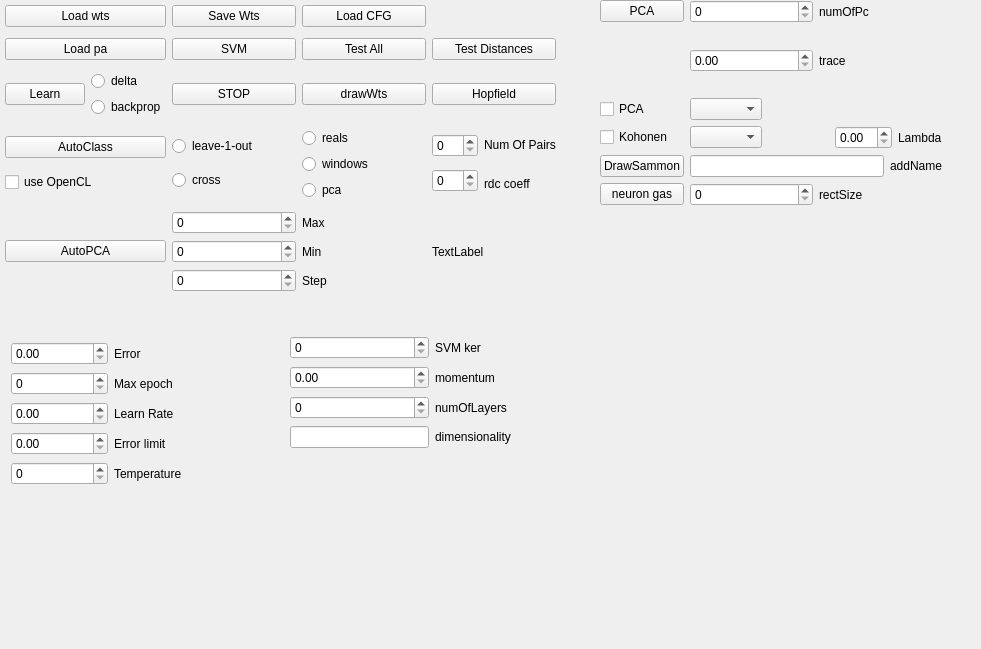
First picture: the form in net.ui, repository ArtfulVampire/SecondGUIrepo, before the edit.
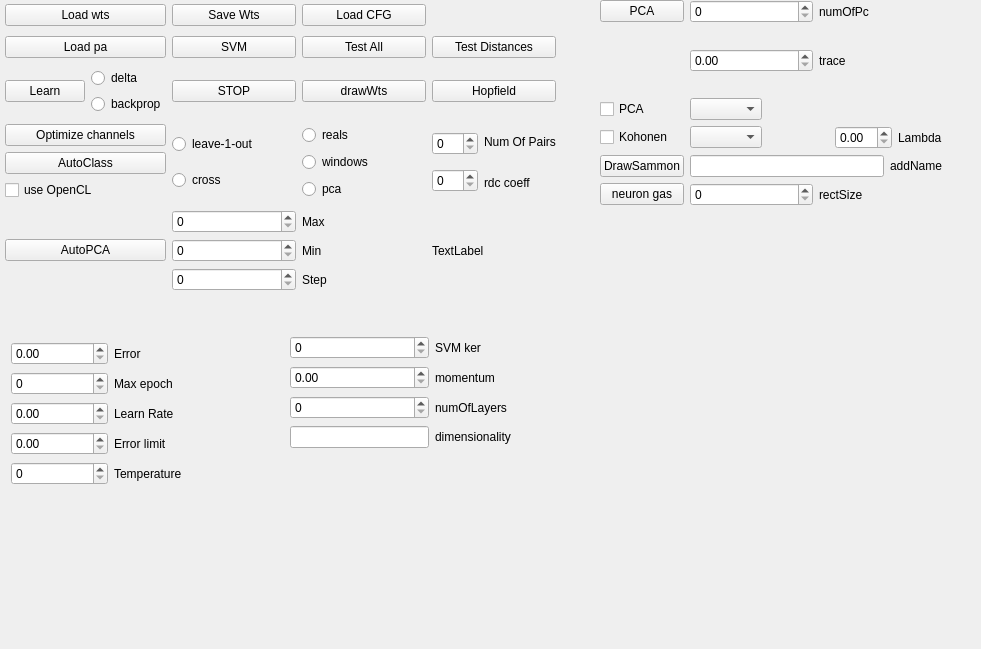
Second picture: the form after the edit.

Commit message: Added optimization channels set

Patch:
```diff
--- a/net.ui
+++ b/net.ui
@@ -208,6 +208,13 @@
     </item>
     <item row="3" column="0">
      <layout class="QVBoxLayout" name="verticalLayout_7">
+      <item>
+       <widget class="QPushButton" name="optimizeChannelsPushButton">
+        <property name="text">
+         <string>Optimize channels</string>
+        </property>
+       </widget>
+      </item>
       <item>
        <widget class="QPushButton" name="autoClassButton">
         <property name="text">
```
Left out of the diff: 14 changed lines with no effect on the pictures. The commit also changes 12 other files.
